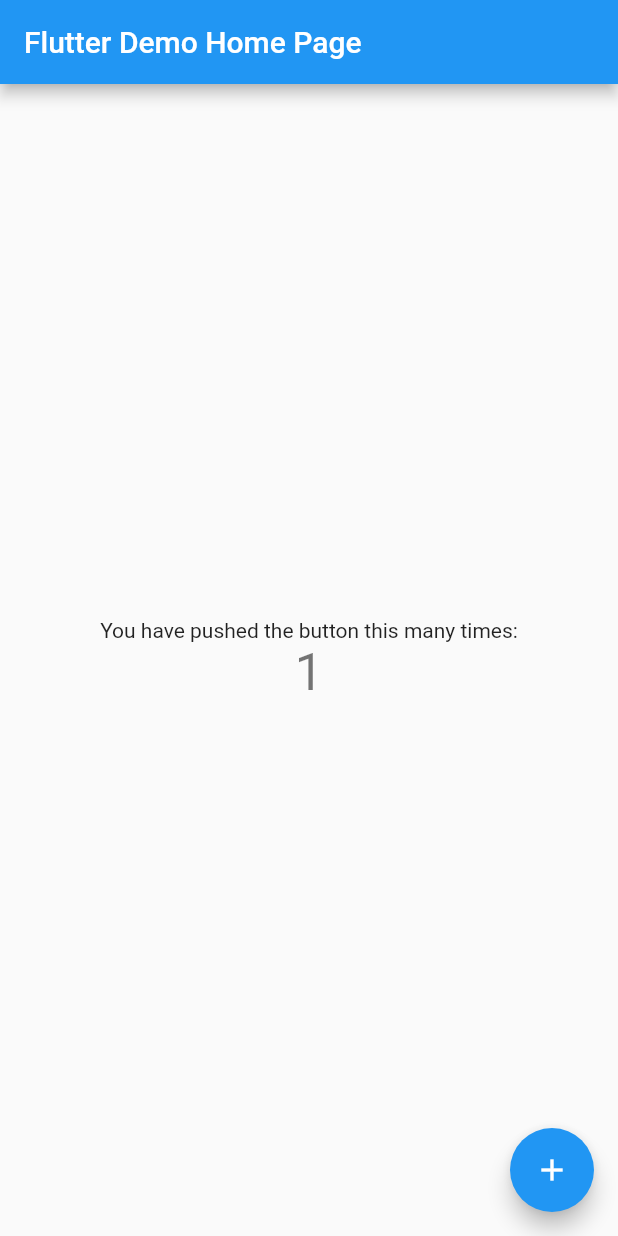
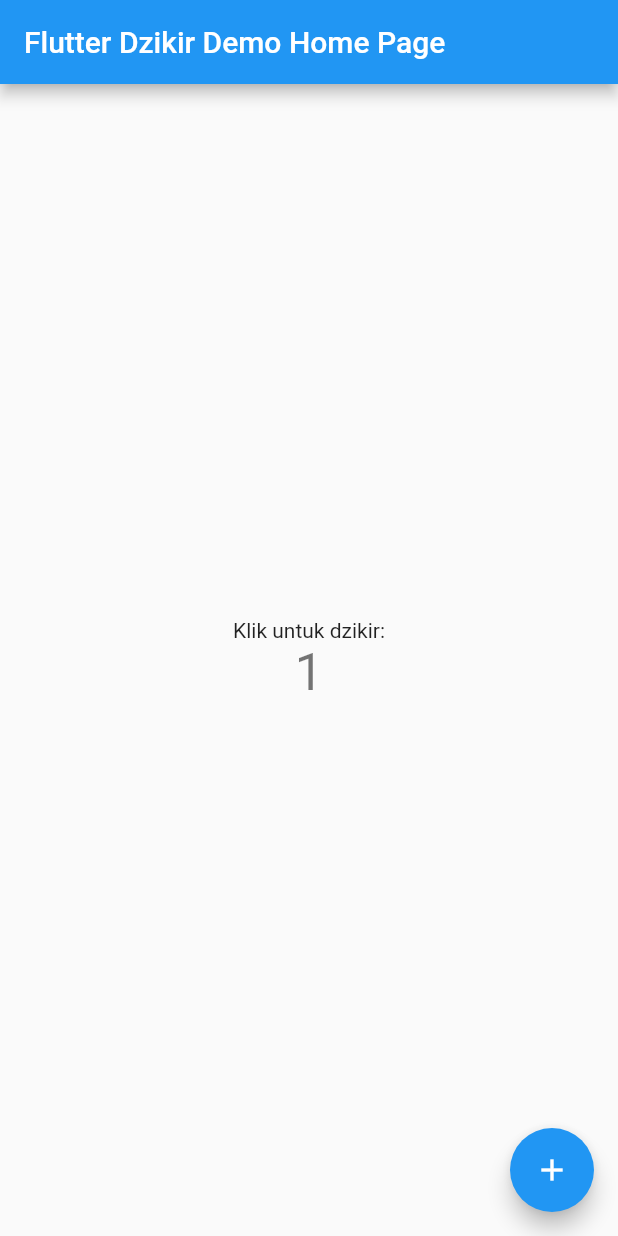
Before and after one commit to yazidalg/flutter_fastlane, a Flutter app: the screen it shows after launch, on a phone screen of 412 x 824 dp. Run offline on Flutter 3.47's test engine with Material 2 defaults, Android fonts, the phone set to English and light mode, and no system bars.

Commit message:
update fastlane

```diff
--- a/lib/main.dart
+++ b/lib/main.dart
@@ -9,7 +9,7 @@
   @override
   Widget build(BuildContext context) {
     return MaterialApp(
-      title: 'Flutter Demo',
+      title: 'Flutter Dzikir Demo',
       theme: ThemeData(
         // This is the theme of your application.
         //
@@ -22,7 +22,7 @@
         // is not restarted.
         primarySwatch: Colors.blue,
       ),
-      home: MyHomePage(title: 'Flutter Demo Home Page'),
+      home: MyHomePage(title: 'Flutter Dzikir Demo Home Page'),
     );
   }
 }
@@ -34,7 +34,7 @@
   // that it has a State object (defined below) that contains fields that affect
   // how it looks.
 
-  // This class is the configuration for the state. It holds the values (in this
+  // This class is the configuration for the st ate. It holds the values (in this
   // case the title) provided by the parent (in this case the App widget) and
   // used by the build method of the State. Fields in a Widget subclass are
   // always marked "final".
@@ -94,7 +94,7 @@
           mainAxisAlignment: MainAxisAlignment.center,
           children: <Widget>[
             Text(
-              'You have pushed the button this many times:',
+              'Klik untuk dzikir:',
             ),
             Text(
               '$_counter',
@@ -105,7 +105,7 @@
       ),
       floatingActionButton: FloatingActionButton(
         onPressed: _incrementCounter,
-        tooltip: 'Increment',
+        tooltip: 'Tambah Dzikir',
         child: Icon(Icons.add),
       ), // This trailing comma makes auto-formatting nicer for build methods.
     );
```
Also changed, not shown: 2 other files.
